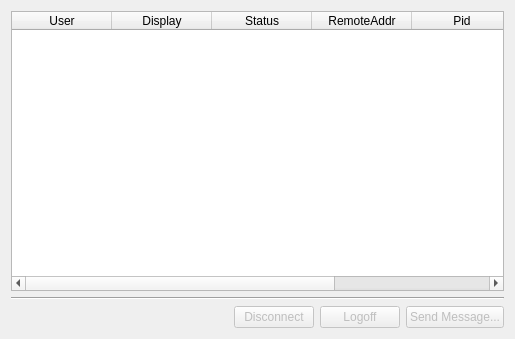
Before: the Qt Designer form src/qt_sessions/ltsm_sessions.ui in AndreyBarmaley/linux-terminal-service-manager, drawn with Qt 5.
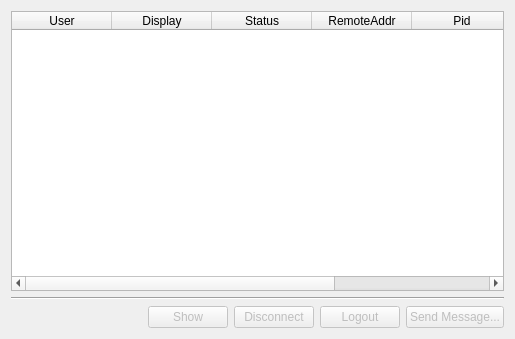
After: the same form once the commit is applied.

What changed in the file:
```diff
--- a/src/qt_sessions/ltsm_sessions.ui
+++ b/src/qt_sessions/ltsm_sessions.ui
@@ -79,6 +79,19 @@
        </property>
       </spacer>
      </item>
+     <item>
+      <widget class="QPushButton" name="pushButtonShow">
+       <property name="enabled">
+        <bool>false</bool>
+       </property>
+       <property name="toolTip">
+        <string>show display</string>
+       </property>
+       <property name="text">
+        <string>Show</string>
+       </property>
+      </widget>
+     </item>
      <item>
       <widget class="QPushButton" name="pushButtonDisconnect">
        <property name="enabled">
@@ -95,7 +108,7 @@
         <bool>false</bool>
        </property>
        <property name="text">
-        <string>Logoff</string>
+        <string>Logout</string>
        </property>
       </widget>
      </item>
```
Left out of the diff: 32 changed lines with no effect on the pictures.
